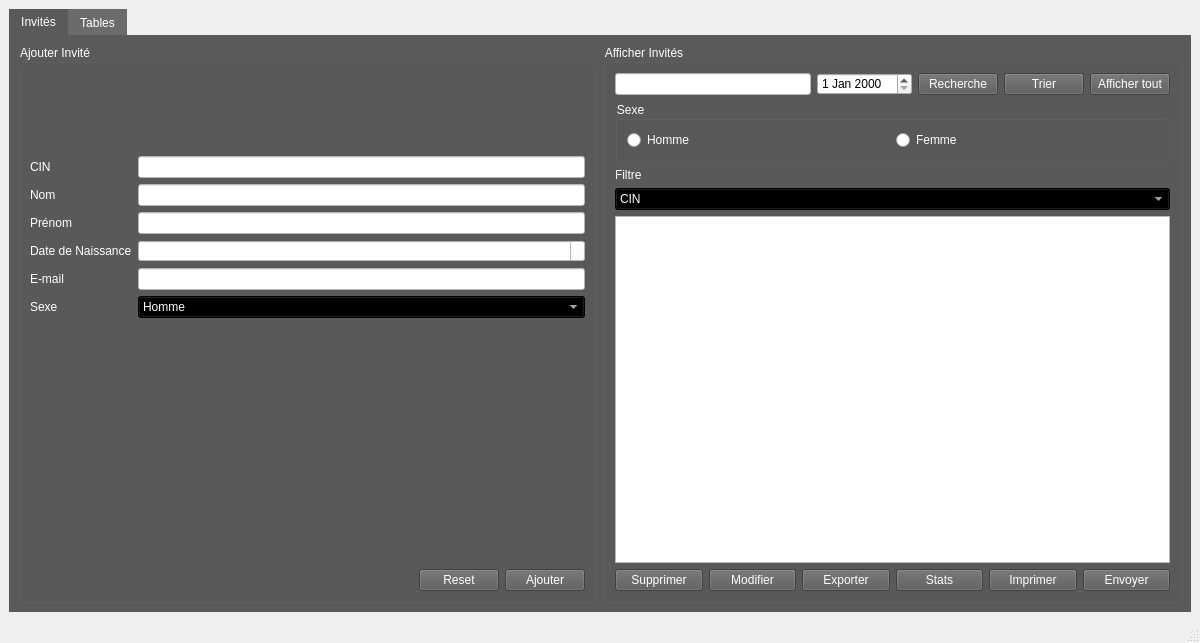
dhiaabdelli1/Wedding_planner_2A1, file Dhia/mainwindow.ui: the form before one commit.
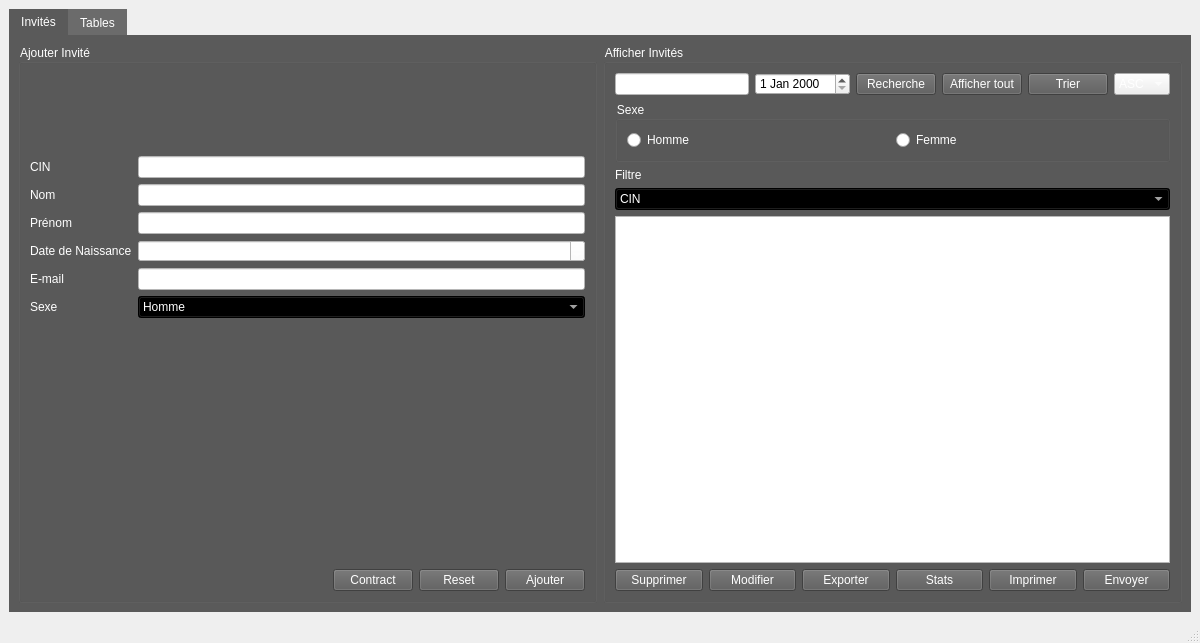
The form after the commit.

The edit to the form file:
```diff
--- a/Dhia/mainwindow.ui
+++ b/Dhia/mainwindow.ui
@@ -263,6 +263,31 @@
                  </property>
                 </spacer>
                </item>
+               <item>
+                <widget class="QPushButton" name="pushButton_3">
+                 <property name="styleSheet">
+                  <string notr="true">QPushButton:!hover{
+background-color:rgb(90, 90, 90);
+font: 8pt &quot;MS Shell Dlg 2&quot;;
+
+}
+
+QPushButton:hover{
+background-color:rgb(107, 107, 107);
+font: 8pt &quot;MS Shell Dlg 2&quot;;
+
+}
+QPushButton:click{
+background-color:rgb(90, 90, 90);
+font: 8pt &quot;MS Shell Dlg 2&quot;;
+
+}</string>
+                 </property>
+                 <property name="text">
+                  <string>Contract</string>
+                 </property>
+                </widget>
+               </item>
                <item>
                 <widget class="QPushButton" name="pushButton_reset">
                  <property name="styleSheet">
@@ -378,31 +403,6 @@
                    </property>
                   </widget>
                  </item>
-                 <item>
-                  <widget class="QPushButton" name="pushButton">
-                   <property name="styleSheet">
-                    <string notr="true">QPushButton:!hover{
-background-color:rgb(90, 90, 90);
-font: 8pt &quot;MS Shell Dlg 2&quot;;
-
-}
-
-QPushButton:hover{
-background-color:rgb(107, 107, 107);
-font: 8pt &quot;MS Shell Dlg 2&quot;;
-
-}
-QPushButton:click{
-background-color:rgb(90, 90, 90);
-font: 8pt &quot;MS Shell Dlg 2&quot;;
-
-}</string>
-                   </property>
-                   <property name="text">
-                    <string>Trier</string>
-                   </property>
-                  </widget>
-                 </item>
                  <item>
                   <widget class="QPushButton" name="pushButton_stats">
                    <property name="styleSheet">
@@ -428,6 +428,48 @@
                    </property>
                   </widget>
                  </item>
+                 <item>
+                  <widget class="QPushButton" name="pushButton">
+                   <property name="styleSheet">
+                    <string notr="true">QPushButton:!hover{
+background-color:rgb(90, 90, 90);
+font: 8pt &quot;MS Shell Dlg 2&quot;;
+
+}
+
+QPushButton:hover{
+background-color:rgb(107, 107, 107);
+font: 8pt &quot;MS Shell Dlg 2&quot;;
+
+}
+QPushButton:click{
+background-color:rgb(90, 90, 90);
+font: 8pt &quot;MS Shell Dlg 2&quot;;
+
+}</string>
+                   </property>
+                   <property name="text">
+                    <string>Trier</string>
+                   </property>
+                  </widget>
+                 </item>
+                 <item>
+                  <widget class="QComboBox" name="comboBox_2">
+                   <property name="styleSheet">
+                    <string notr="true"/>
+                   </property>
+                   <item>
+                    <property name="text">
+                     <string>ASC</string>
+                    </property>
+                   </item>
+                   <item>
+                    <property name="text">
+                     <string>desc</string>
+                    </property>
+                   </item>
+                  </widget>
+                 </item>
                 </layout>
                </item>
                <item>
```
